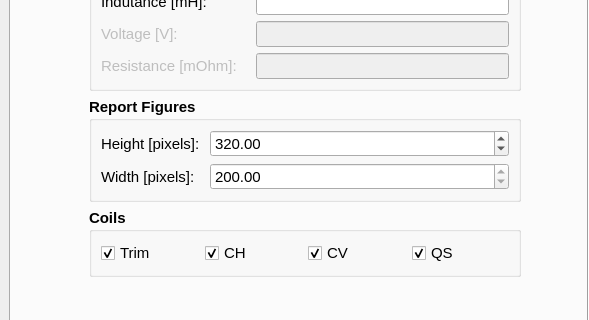
lnls-ima/rotating-coil-analysis, file rotcoilanalysis/ui/interface.ui: the form before one commit; both pictures show x 0 to 589 and y 292 to 612 of the 1312 by 900 pixel window.
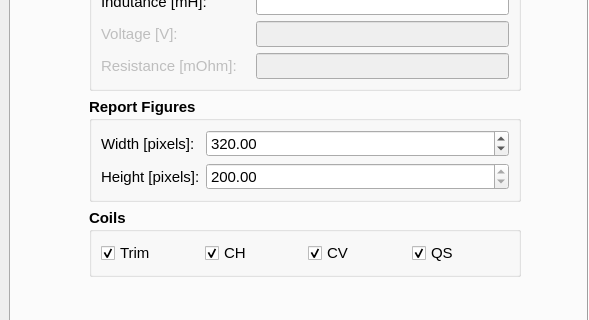
The form after the commit. The open tabs and pages were chosen to show the change. Icons and pictures are not drawn.

Patch:
```diff
--- a/rotcoilanalysis/ui/interface.ui
+++ b/rotcoilanalysis/ui/interface.ui
@@ -2737,7 +2737,7 @@
                     </font>
                    </property>
                    <property name="text">
-                    <string>Height [pixels]: </string>
+                    <string>Width [pixels]: </string>
                    </property>
                   </widget>
                  </item>
@@ -2750,12 +2750,12 @@
                     </font>
                    </property>
                    <property name="text">
-                    <string>Width [pixels]:</string>
+                    <string>Height [pixels]:</string>
                    </property>
                   </widget>
                  </item>
                  <item row="0" column="1">
-                  <widget class="QDoubleSpinBox" name="fig_height_sb">
+                  <widget class="QDoubleSpinBox" name="fig_width_sb">
                    <property name="font">
                     <font>
                      <weight>50</weight>
@@ -2774,7 +2774,7 @@
                   </widget>
                  </item>
                  <item row="1" column="1">
-                  <widget class="QDoubleSpinBox" name="fig_width_sb">
+                  <widget class="QDoubleSpinBox" name="fig_height_sb">
                    <property name="font">
                     <font>
                      <weight>50</weight>
```
Left out of the diff: 4 changed lines with no effect on the pictures.
